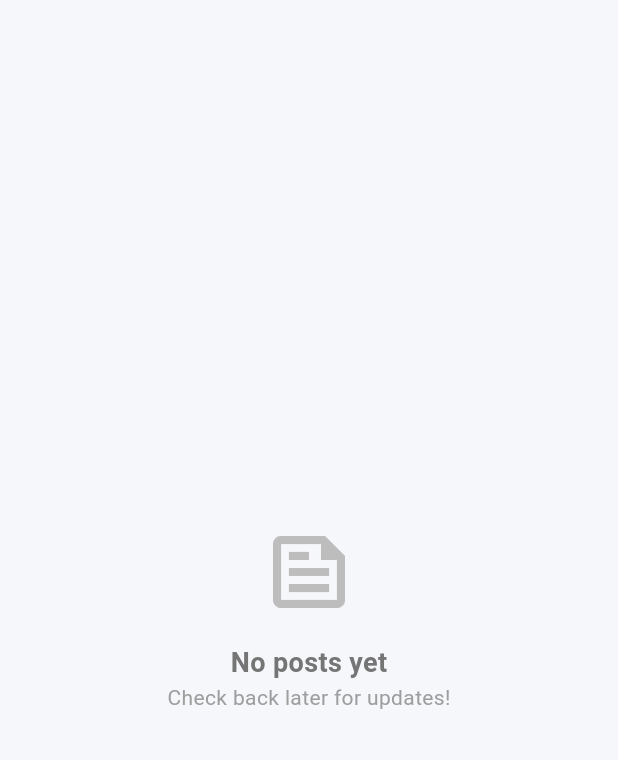
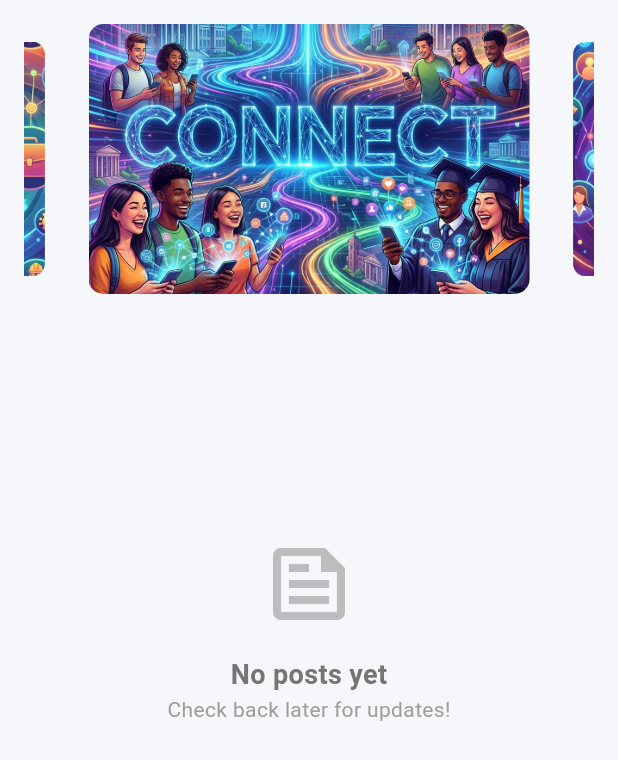
Before and after one commit to JAYASIMMA/ccet_alumini_app, a Flutter app: the FeedTab screen opened directly, on a phone screen of 412 x 824 dp. Shown: the top 760 px of the screen. Run offline on Flutter 3.47's test engine with Material 3 defaults, Android fonts, the phone set to English and light mode, and no system bars; drawn by our look-alikes of carousel_slider; our stand-ins replace auto_size_text, image_picker, shared_preferences; accounts and stored records are empty; network calls fail; statements that could not run were skipped.

Commit message:
feat: Implement Feed tab with carousel banners, post display, and admin delete functionality.

```diff
--- a/lib/screens/tabs/feed_tab.dart
+++ b/lib/screens/tabs/feed_tab.dart
@@ -1,3 +1,4 @@
+import 'package:carousel_slider/carousel_slider.dart';
 import 'package:ccet_alumini_app/screens/secondary/add_post_screen.dart';
 import 'package:ccet_alumini_app/services/api_service.dart';
 import 'package:ccet_alumini_app/services/auth_service.dart';
@@ -42,8 +43,74 @@ class _FeedTabState extends State<FeedTab> {
 
           final posts = snapshot.data ?? [];
 
+          final posts = snapshot.data ?? [];
+
+          return RefreshIndicator(
+            onRefresh: _refreshPosts,
+            child: ListView.builder(
+              padding: const EdgeInsets.all(16),
+              itemCount: posts.isEmpty ? 2 : posts.length + 1,
+              itemBuilder: (context, index) {
+                if (index == 0) {
+                  return Column(
+                    children: [
+                      CarouselSlider(
+                        options: CarouselOptions(
+                          height: 180.0,
+                          autoPlay: true,
+                          enlargeCenterPage: true,
+                          aspectRatio: 16 / 9,
+                          autoPlayCurve: Curves.fastOutSlowIn,
+                          enableInfiniteScroll: true,
+                          autoPlayAnimationDuration: const Duration(
+                            milliseconds: 800,
+                          ),
+                          viewportFraction: 0.8,
+                        ),
+                        items:
+                            [
+                              'assets/images/banner_1.png',
+                              'assets/images/banner_2.png',
+                            ].map((i) {
+                              return Builder(
+                                builder: (BuildContext context) {
+                                  return Container(
+                                    width: MediaQuery.of(context).size.width,
+                                    margin: const EdgeInsets.symmetric(
+                                      horizontal: 5.0,
+                                    ),
+                                    decoration: BoxDecoration(
+                                      borderRadius: BorderRadius.circular(10),
+                                      image: DecorationImage(
+                                        image: AssetImage(i),
+                                        fit: BoxFit.cover,
+                                      ),
+                                    ),
+                                  );
+                                },
+                              );
+                            }).toList(),
+                      ),
+                      const SizedBox(height: 24),
+                      if (posts.isNotEmpty)
+                        const Padding(
+                          padding: EdgeInsets.only(bottom: 16),
+                          child: Text(
+                            "Latest Updates",
+                            style: TextStyle(
+                              fontSize: 20,
+                              fontWeight: FontWeight.bold,
+                            ),
+                          ),
+                        ),
+                    ],
+                  );
+                }
+
                 if (posts.isEmpty) {
-            return Center(
+                  return SizedBox(
+                    height: 400, // Fixed height for empty state
+                    child: Center(
                       child: Column(
                         mainAxisAlignment: MainAxisAlignment.center,
                         children: [
@@ -67,16 +134,11 @@ class _FeedTabState extends State<FeedTab> {
                           ),
                         ],
                       ),
+                    ),
                   );
                 }
 
-          return RefreshIndicator(
-            onRefresh: _refreshPosts,
-            child: ListView.builder(
-              padding: const EdgeInsets.all(16),
-              itemCount: posts.length,
-              itemBuilder: (context, index) {
-                final post = posts[index];
+                final post = posts[index - 1];
                 return Card(
                   elevation: 2,
                   margin: const EdgeInsets.only(bottom: 16),
--- a/pubspec.yaml
+++ b/pubspec.yaml
@@ -40,6 +40,7 @@ dependencies:
   image_picker: ^1.2.1
   intl: ^0.20.2
   provider: ^6.0.0
+  carousel_slider: ^5.1.1
 
 dev_dependencies:
   flutter_test:
```
Also changed, not shown: assets/images/banner_1.png (added), assets/images/banner_2.png (added), pubspec.lock. Lines whose indentation alone changed are shown as unchanged.
